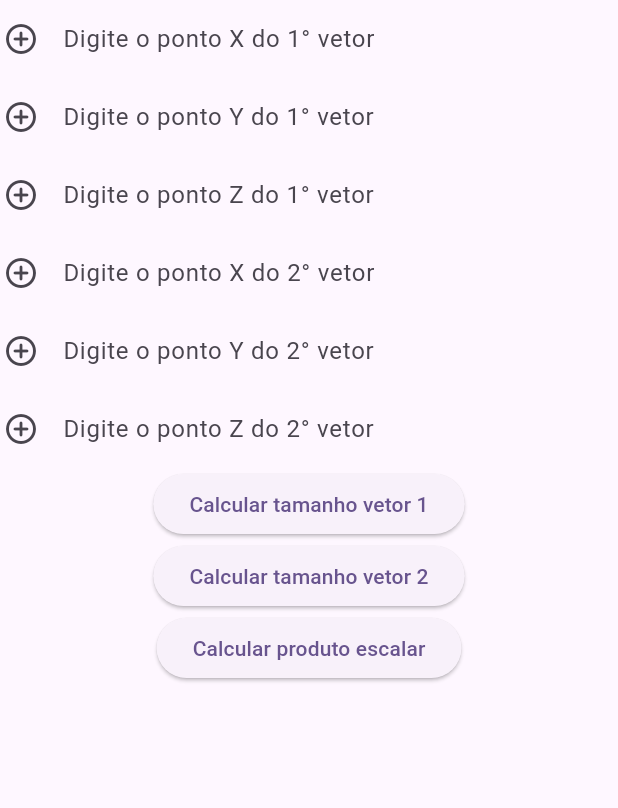
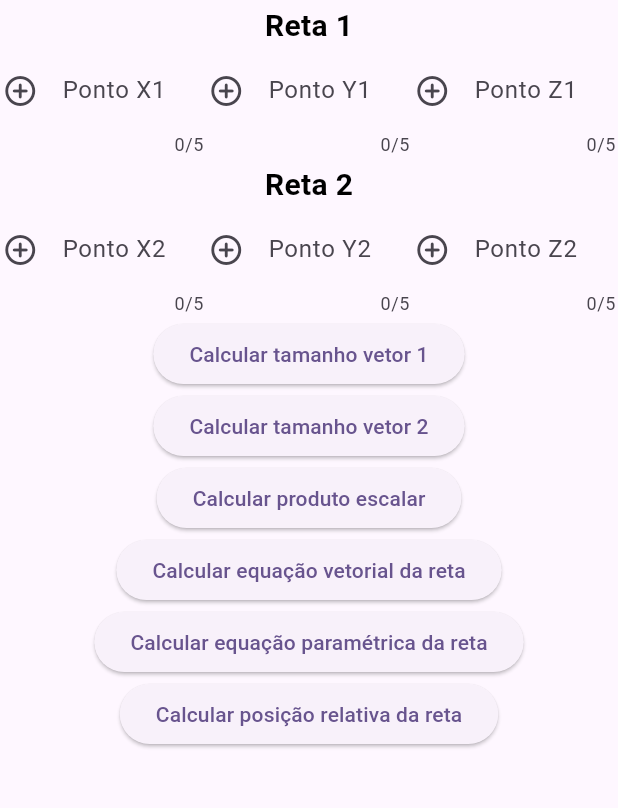
Before and after one commit to samuelspineli34/Calculadora-Retas-GAAL, a Flutter app: the screen it shows after launch, after a tap on "Calcular tamanho vetor 2", on a phone screen of 412 x 824 dp, the part 84-892 px from its top. Run offline on Flutter 3.47's test engine with Material 2 defaults, Android fonts, the phone set to English and light mode, and no system bars.

Commit message:
template equações
Adicionado template de todas as equações necessárias

```diff
--- a/lib/main.dart
+++ b/lib/main.dart
@@ -16,24 +16,24 @@ import 'package:calculadora_retas/math_functions.dart';
  * 2) Dada uma reta e um plano, calcular o ponto de interseção e o ângulo
  * entre o plano e a reta
  **/
+import 'package:flutter/material.dart';
+// Import your math_functions.dart file here if it's defined
 
-TextEditingController point_a = TextEditingController ();
-TextEditingController point_b = TextEditingController ();
-TextEditingController point_c = TextEditingController ();
-TextEditingController point_a2 = TextEditingController ();
-TextEditingController point_b2 = TextEditingController ();
-TextEditingController point_c2 = TextEditingController ();
+TextEditingController point_a = TextEditingController();
+TextEditingController point_b = TextEditingController();
+TextEditingController point_c = TextEditingController();
+TextEditingController point_a2 = TextEditingController();
+TextEditingController point_b2 = TextEditingController();
+TextEditingController point_c2 = TextEditingController();
 double vsize = 0.0;
-
 
 void main() {
   runApp(const MyApp());
 }
 
 class MyApp extends StatelessWidget {
-  const MyApp({super.key});
+  const MyApp({Key? key}) : super(key: key);
 
-  // This widget is the root of your application.
   @override
   Widget build(BuildContext context) {
     return MaterialApp(
@@ -48,7 +48,7 @@ class MyApp extends StatelessWidget {
 }
 
 class MyHomePage extends StatefulWidget {
-  const MyHomePage({super.key, required this.title});
+  const MyHomePage({Key? key, required this.title}) : super(key: key);
 
   final String title;
 
@@ -59,32 +59,156 @@ class MyHomePage extends StatefulWidget {
 class _MyHomePageState extends State<MyHomePage> {
   @override
   Widget build(BuildContext context) {
-
     return Scaffold(
-      appBar: AppBar(
+        appBar: AppBar(
         backgroundColor: Theme.of(context).colorScheme.inversePrimary,
-
-        title: Text(widget.title),
-      ),
-      body: Center(
-        child: Column(
-          children: <Widget>[
-            Container(padding: EdgeInsets.all(2), child: TextField(controller: point_a, decoration: InputDecoration(border: InputBorder.none,icon: Icon(Icons.control_point_rounded), hintText: "Digite o ponto X do 1° vetor"),),),
-            Container(padding: EdgeInsets.all(2), child: TextField(controller: point_b, decoration: InputDecoration(border: InputBorder.none,icon: Icon(Icons.control_point_rounded), hintText: "Digite o ponto Y do 1° vetor"),),),
-            Container(padding: EdgeInsets.all(2), child: TextField(controller: point_c, decoration: InputDecoration(border: InputBorder.none,icon: Icon(Icons.control_point_rounded), hintText: "Digite o ponto Z do 1° vetor"),),),
-            Container(padding: EdgeInsets.all(2), child: TextField(controller: point_a2, decoration: InputDecoration(border: InputBorder.none,icon: Icon(Icons.control_point_rounded), hintText: "Digite o ponto X do 2° vetor"),),),
-            Container(padding: EdgeInsets.all(2), child: TextField(controller: point_b2, decoration: InputDecoration(border: InputBorder.none,icon: Icon(Icons.control_point_rounded), hintText: "Digite o ponto Y do 2° vetor"),),),
-            Container(padding: EdgeInsets.all(2), child: TextField(controller: point_c2, decoration: InputDecoration(border: InputBorder.none,icon: Icon(Icons.control_point_rounded), hintText: "Digite o ponto Z do 2° vetor"),),),
-
-            ElevatedButton(onPressed: (){vsize = math_functions().vector_size(point_a, point_b, point_c);
-            }, child: Text("Calcular tamanho vetor 1")),
-            ElevatedButton(onPressed: (){vsize = math_functions().vector_size(point_a2, point_b2, point_c2);
-            }, child: Text("Calcular tamanho vetor 2")),
-            ElevatedButton(onPressed: (){vsize = math_functions().prod(point_a, point_b, point_c, point_a2, point_b2, point_c2);
-            }, child: Text("Calcular produto escalar")),
+    title: Text(widget.title),
+    ),
+    body: SingleChildScrollView(
+    child: Center(
+    child: Column(
+    children: <Widget>[
+            Container(padding: EdgeInsets.all(3),child:
+            Text("Reta 1", style: TextStyle(fontSize: 20, color: Colors.black, fontWeight: FontWeight.bold))
+            ),
+            Row(children: <Widget>[
+              Expanded(
+                child: Container(
+                  padding: EdgeInsets.all(1.5),
+                  child: TextField(
+                    maxLength: 5,
+                    controller: point_a,
+                    decoration: InputDecoration(
+                      border: InputBorder.none,
+                      icon: Icon(Icons.control_point_rounded),
+                      hintText: "Ponto X1",
+                    ),
+                  ),
+                ),
+              ),
+              Expanded(
+                child: Container(
+                  padding: EdgeInsets.all(1.5),
+                  child: TextField(
+                    maxLength: 5,
+                    controller: point_b,
+                    decoration: InputDecoration(
+                      border: InputBorder.none,
+                      icon: Icon(Icons.control_point_rounded),
+                      hintText: "Ponto Y1",
+                    ),
+                  ),
+                ),
+              ),
+              Expanded(
+                child: Container(
+                  padding: EdgeInsets.all(1.5),
+                  child: TextField(
+                    maxLength: 5,
+                    controller: point_c,
+                    decoration: InputDecoration(
+                      border: InputBorder.none,
+                      icon: Icon(Icons.control_point_rounded),
+                      hintText: "Ponto Z1",
+                    ),
+                  ),
+                ),
+              ),
+            ]),
+            Container(padding: EdgeInsets.all(3),child:
+            Text("Reta 2", style: TextStyle(fontSize: 20, color: Colors.black, fontWeight: FontWeight.bold))
+            ),
+            Row(
+              children: <Widget>[
+                Expanded(
+                  child: Container(
+                    padding: EdgeInsets.all(1.5),
+                    child: TextField(
+                      maxLength: 5,
+                      controller: point_a2,
+                      decoration: InputDecoration(
+                        border: InputBorder.none,
+                        icon: Icon(Icons.control_point_rounded),
+                        hintText: "Ponto X2",
+                      ),
+                    ),
+                  ),
+                ),
+                Expanded(
+                  child: Container(
+                    padding: EdgeInsets.all(1.5),
+                    child: TextField(
+                      maxLength: 5,
+                      controller: point_b2,
+                      decoration: InputDecoration(
+                        border: InputBorder.none,
+                        icon: Icon(Icons.control_point_rounded),
+                        hintText: "Ponto Y2",
+                      ),
+                    ),
+                  ),
+                ),
+                Expanded(
+                  child: Container(
+                    padding: EdgeInsets.all(1.5),
+                    child: TextField(
+                      maxLength: 5,
+                      controller: point_c2,
+                      decoration: InputDecoration(
+                        border: InputBorder.none,
+                        icon: Icon(Icons.control_point_rounded),
+                        hintText: "Ponto Z2",
+                      ),
+                    ),
+                  ),
+                ),
+              ],
+            ),
+            ElevatedButton(
+              onPressed: () {
+                // Calcula tamanho do vetor 1
+                vsize = math_functions().vector_size(context, point_a, point_b, point_c);
+              },
+              child: Text("Calcular tamanho vetor 1"),
+            ),
+            ElevatedButton(
+              onPressed: () {
+                // Calcula tamanho do vetor 2
+                vsize =
+                    math_functions().vector_size(context, point_a2, point_b2, point_c2);
+              },
+              child: Text("Calcular tamanho vetor 2"),
+            ),
+            ElevatedButton(
+              onPressed: () {
+                // Calcula produto escalar
+                vsize = math_functions().prod(context,
+                    point_a, point_b, point_c, point_a2, point_b2, point_c2);
+              },
+              child: Text("Calcular produto escalar"),
+            ),
+            ElevatedButton(
+              onPressed: () {
+                // A fazer
+              },
+              child: Text("Calcular equação vetorial da reta"),
+            ),
+              ElevatedButton(
+                onPressed: () {
+                  // A fazer
+                },
+                child: Text("Calcular equação paramétrica da reta"),
+            ),
+        ElevatedButton(
+          onPressed: () {
+            // A fazer
+          },
+          child: Text("Calcular posição relativa da reta"),
+        ),
           ],
         ),
       ),
+    ),
     );
   }
 }
--- a/lib/math_functions.dart
+++ b/lib/math_functions.dart
@@ -1,9 +1,8 @@
 import 'package:flutter/material.dart';
 import 'dart:math';
 
-// ignore: slash_for_doc_comments
 /** Funções para vetores e retas **/
-// ignore: slash_for_doc_comments
+
 /***************************************************************************
     ⠀⠀⠀⠀⠀⠀⠀⠀⠀⠀⠀⠀⠀⠀⠀⠀⠀⠀⠀⠀⠀⢀⡠⢔⣦⣶⣿⣿⣿⣿⡷⠖⠒⠀⠀⠀⠀⠀⠀⠀⠀⣀⠀⠉⠁⠂⠀⠀⢀⠀
     ⠀⠀⠀⠀⠀⠀⠀⠀⣰⠶⣦⡤⣄⠀⠀⠀⠀⠀⠀⣠⠖⢩⣶⣿⣿⣿⣿⣿⠟⢉⣠⠔⠊⠁⠀⠀⠀⣀⣄⠀⠀⠉⠑⢦⣠⣤⣤⡀⠀⠀
@@ -38,26 +37,99 @@ import 'dart:math';
 
 
 class math_functions{
-  double prod (TextEditingController point_a, TextEditingController point_b, TextEditingController point_c,
+  //Funções de retas
+
+  //Produto escalar de 2 retas
+  double prod (BuildContext context, TextEditingController point_a, TextEditingController point_b, TextEditingController point_c,
       TextEditingController point_a2, TextEditingController point_b2, TextEditingController point_c2)
   {
     double product = 0.0;
 
     product = double.parse(point_a.text)*double.parse(point_a2.text) + double.parse(point_b.text)*double.parse(point_b2.text) +
-        double.parse(point_c.text)*double.parse(point_c2.text);
-    print("Produto do vetor: " + product.toStringAsFixed(2));
+        double.parse(point_c.text)*double.parse(point_c2.text); //Conversão de TextEditingController para Double
+    print("Produto do vetor: " + product.toStringAsFixed(2)); //Print para testes
+    showDialog(
+      context: context,
+      builder: (BuildContext context) {
+        return AlertDialog(
+          title: Text("Resultado"),
+          content: Text("Produto do vetor: " + product.toStringAsFixed(2)),
+          actions: <Widget>[
+            TextButton(
+              child: Text("Fechar"),
+              onPressed: () {
+                Navigator.of(context).pop();
+              },
+            ),
+          ],
+        );
+      },
+    );
 
 
     return product;
   }
-  double vector_size(TextEditingController point_a, TextEditingController point_b, TextEditingController point_c)
+
+  //Tamanho do vetor
+  double vector_size(BuildContext context, TextEditingController point_a, TextEditingController point_b, TextEditingController point_c)
   {
     /** |u| = sqrt(x1^2 + y1^2 + z1^2) **/
     double vsize = 0.0;
-    vsize = sqrt(pow(double.parse(point_a.text),2)+pow(double.parse(point_b.text),2)+pow(double.parse(point_c.text),2));
-    print("Tamanho do vetor: " + vsize.toStringAsFixed(2));
-
+    vsize = sqrt(pow(double.parse(point_a.text),2)+pow(double.parse(point_b.text),2)+
+        pow(double.parse(point_c.text),2)); //Conversão de TextEditingController para Double e formula do tam. do vetor
+    print("Tamanho do vetor: " + vsize.toStringAsFixed(2)); //Print para testes
+    showDialog(
+      context: context,
+      builder: (BuildContext context) {
+        return AlertDialog(
+          title: Text("Resultado"),
+          content: Text("Tamanho do vetor: " + vsize.toStringAsFixed(2)),
+          actions: <Widget>[
+            TextButton(
+              child: Text("Fechar"),
+              onPressed: () {
+                Navigator.of(context).pop();
+              },
+            ),
+          ],
+        );
+      },
+    );
     return vsize;
   }
 
+  //Equação vetorial da reta
+  //Obs: Tipo String porque retorna uma equação ou tipo de reta
+
+  String vector_equation (BuildContext context, TextEditingController point_a, TextEditingController point_b, TextEditingController point_c)
+  {
+    return "";
+  }
+  //Equação paramétrica da reta
+  String parametric_equation (BuildContext context, TextEditingController point_a, TextEditingController point_b, TextEditingController point_c)
+  {
+    return "";
+  }
+  //Posição relativa de 2 retas
+  //Paralelas (distintas, coincidentes), concorrentes (ponto de interseção, ângulo), reversas
+  String vector_position (BuildContext context, TextEditingController point_a, TextEditingController point_b, TextEditingController point_c)
+  {
+    return "";
+  }
+
+  //Funções de planos
+
+
+  //Equação do plano
+  String plan_equation(BuildContext context, TextEditingController point_a, TextEditingController point_b, TextEditingController point_c)
+  {
+    return "";
+  }
+  //Ponto de interseção do plano na reta
+  String plan_intersection(BuildContext context, TextEditingController point_a, TextEditingController point_b, TextEditingController point_c)
+  {
+    return "";
+  }
+
+
 }
```
